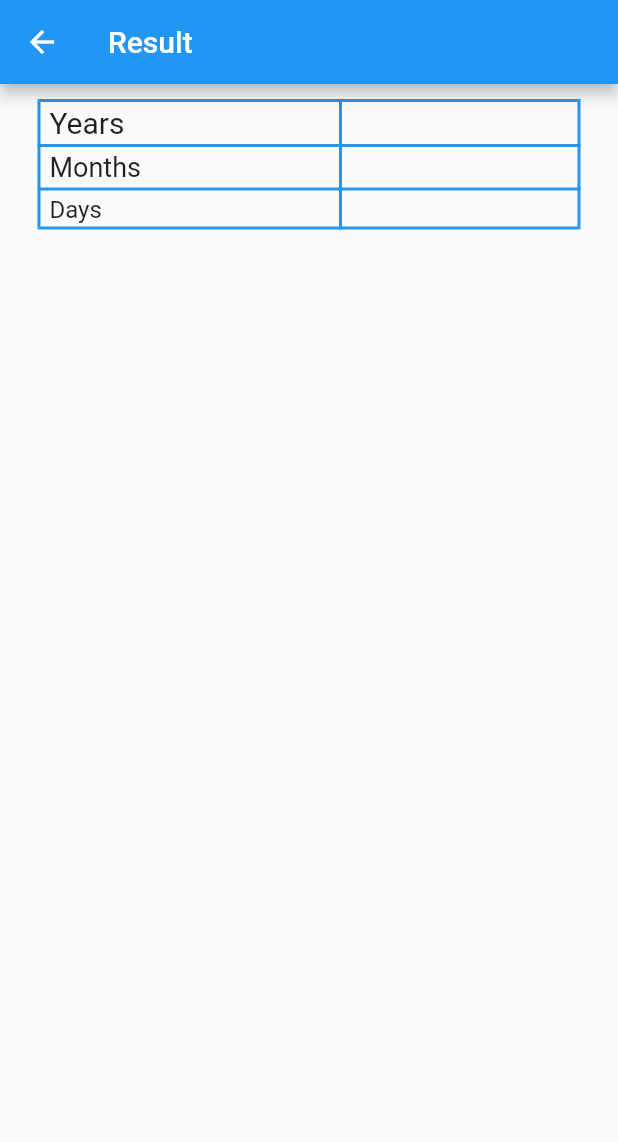
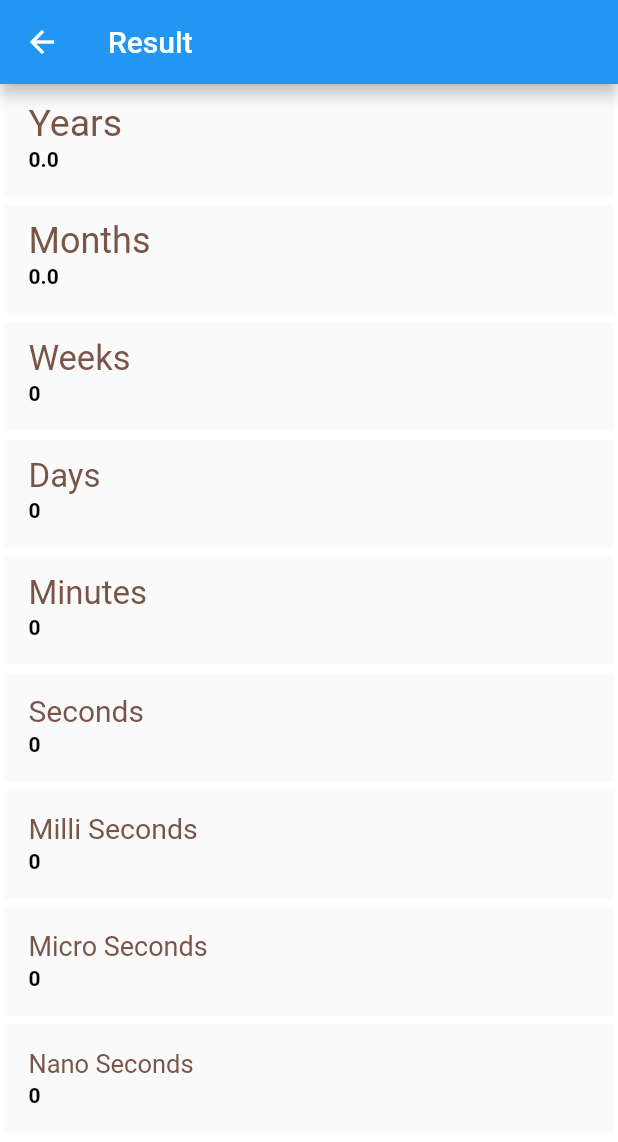
Before and after one commit to osamabuzdar/datecal, a Flutter app: the screen it shows after launch, after a tap on "Calculate", on a phone screen of 412 x 824 dp. Shown: the top 1142 px of the screen. Run offline on Flutter 3.47's test engine with Material 2 defaults, Android fonts, the phone set to English and light mode, and no system bars; our stand-ins replace flutter_holo_date_picker, google_fonts.

Commit message:
27-01-2022

```diff
--- a/lib/main.dart
+++ b/lib/main.dart
@@ -20,6 +20,7 @@ class MyApp extends StatelessWidget {
   Widget build(BuildContext context) {
     return MaterialApp(
         title: 'Date Calculator',
+        debugShowCheckedModeBanner: false,
         theme: ThemeData(
           primarySwatch: Colors.blue,
         ),
--- a/lib/pages/home_page.dart
+++ b/lib/pages/home_page.dart
@@ -1,10 +1,7 @@
-import 'package:datecal/controller/selected_date_controller.dart';
-import 'package:datecal/widgets/calender_menu.dart';
 import 'package:datecal/pages/result_page.dart';
 import 'package:flutter/material.dart';
 import 'package:google_fonts/google_fonts.dart';
 import 'package:intl/intl.dart';
-import 'package:provider/provider.dart';
 
 class HomePage extends StatefulWidget {
   const HomePage({Key? key}) : super(key: key);
@@ -37,7 +34,7 @@ class _HomePageState extends State<HomePage> {
         context: context,
         initialDate: secondDate,
         firstDate: DateTime.now(),
-        lastDate: DateTime(2101));
+        lastDate: DateTime(9101));
     if (picked != null) {
       setState(() {
         secondDate = picked;
@@ -56,7 +53,8 @@ class _HomePageState extends State<HomePage> {
             style: GoogleFonts.ubuntuMono(),
           ),
         ),
-        body: Center(
+        body: SingleChildScrollView(
+          child: Center(
             child: Column(
               mainAxisAlignment: MainAxisAlignment.start,
               children: <Widget>[
@@ -182,6 +180,7 @@ class _HomePageState extends State<HomePage> {
             ),
           ),
         ),
+      ),
     );
   }
 }
--- a/lib/pages/result_page.dart
+++ b/lib/pages/result_page.dart
@@ -1,5 +1,8 @@
+import 'dart:math';
+
 import 'package:flutter/material.dart';
 import 'package:google_fonts/google_fonts.dart';
+import 'package:intl/intl.dart';
 
 class ResultPage extends StatefulWidget {
   const ResultPage({Key? key, required this.endDate, required this.startDate})
@@ -11,17 +14,38 @@ class ResultPage extends StatefulWidget {
 }
 
 class _ResultPageState extends State<ResultPage> {
-  var differenceInDays;
-  var differenceInYears;
-  var differenceInMonths;
+  final numberFormat = NumberFormat.decimalPattern();
+
+  double differenceInYears = 0;
+  double differenceInMonths = 0;
+  String differenceInDays = '';
+  String differenceInHours = '';
+  String differenceInMinutes = '';
+  String differenceInSeconds = '';
+  String differenceInMilliSeconds = '';
+  String differenceInMicroSeconds = '';
+  String differenceInNanoSeconds = '';
   @override
   void initState() {
-    differenceInDays = widget.endDate.difference(widget.startDate).inDays;
     differenceInYears =
         widget.endDate.difference(widget.startDate).inDays / 365;
-    print('difference in days $differenceInDays');
-    print('difference in year ${differenceInYears.floor().toString()}');
-    print('difference in months $differenceInMonths');
+    differenceInMonths =
+        (widget.endDate.difference(widget.startDate).inDays / 365) * 12;
+    differenceInDays =
+        widget.endDate.difference(widget.startDate).inDays.toString();
+    differenceInHours =
+        widget.endDate.difference(widget.startDate).inHours.toString();
+    differenceInMinutes =
+        widget.endDate.difference(widget.startDate).inMinutes.toString();
+    differenceInSeconds =
+        widget.endDate.difference(widget.startDate).inSeconds.toString();
+    differenceInMilliSeconds =
+        widget.endDate.difference(widget.startDate).inMilliseconds.toString();
+    differenceInMicroSeconds =
+        widget.endDate.difference(widget.startDate).inMicroseconds.toString();
+    differenceInNanoSeconds =
+        (widget.endDate.difference(widget.startDate).inMicroseconds * 1000)
+            .toString();
     super.initState();
   }
 
@@ -29,75 +53,98 @@ class _ResultPageState extends State<ResultPage> {
   Widget build(BuildContext context) {
     return SafeArea(
       child: Scaffold(
-          appBar: AppBar(
-            title: Text('Result', style: GoogleFonts.ubuntuMono()),
-          ),
-          body: Column(
-              mainAxisAlignment: MainAxisAlignment.start,
-              crossAxisAlignment: CrossAxisAlignment.stretch,
-              children: <Widget>[
-                const SizedBox(),
-                Padding(
-                    padding: const EdgeInsets.symmetric(
-                        horizontal: 25, vertical: 10),
-                    child: Table(
-                        // ignore: prefer_const_literals_to_create_immutables
-                        columnWidths: {
-                          1: const FixedColumnWidth(160),
-                          2: const FixedColumnWidth(80)
-                        },
-                        border: TableBorder.all(width: 2.0, color: Colors.blue),
-                        children: [
-                          TableRow(children: [
-                            Padding(
-                                padding: const EdgeInsets.only(
-                                    top: 4, left: 8, bottom: 4),
-                                child: Text('Years',
-                                    textAlign: TextAlign.start,
-                                    style:
-                                        GoogleFonts.ubuntuMono(fontSize: 20))),
-                            Padding(
-                                padding:
-                                    const EdgeInsets.only(top: 4, bottom: 4),
-                                child: Text('',
-                                    textAlign: TextAlign.center,
-                                    style: GoogleFonts.ubuntuMono()))
-                          ]),
-                          TableRow(children: [
-                            Padding(
-                                padding: const EdgeInsets.only(
-                                    top: 4, left: 8, bottom: 4),
-                                child: Text('Months',
-                                    textAlign: TextAlign.start,
-                                    style:
-                                        GoogleFonts.ubuntuMono(fontSize: 18))),
-                            Padding(
-                                padding:
-                                    const EdgeInsets.only(top: 4, bottom: 4),
-                                child: Text(''.toString(),
-                                    textAlign: TextAlign.center,
-                                    style: GoogleFonts.ubuntuMono()))
-                          ]),
-                          TableRow(children: [
-                            Padding(
-                                padding: const EdgeInsets.only(
-                                    top: 4, left: 8, bottom: 4),
-                                child: Text('Days',
-                                    textAlign: TextAlign.start,
-                                    style:
-                                        GoogleFonts.ubuntuMono(fontSize: 16))),
-                            Padding(
-                                padding:
-                                    const EdgeInsets.only(top: 4, bottom: 4),
-                                child: Text('',
-                                    textAlign: TextAlign.center,
-                                    style: GoogleFonts.ubuntuMono()))
-                          ]),
-                        ])),
-                Text('',
-                    textAlign: TextAlign.center,
-                    style: GoogleFonts.ubuntuMono()),
-              ])),
+        backgroundColor: Colors.white,
+        appBar: AppBar(
+          title: Text('Result', style: GoogleFonts.ubuntuMono()),
+        ),
+        body: ListView(
+          children: [
+            MyResultWidgetListTile(
+              title: 'Years',
+              subtitle: differenceInYears.toStringAsFixed(1),
+              fontsize: 25,
+            ),
+            MyResultWidgetListTile(
+              title: 'Months',
+              subtitle: differenceInMonths.toStringAsFixed(1),
+              fontsize: 24,
+            ),
+            MyResultWidgetListTile(
+              title: 'Weeks',
+              subtitle: (int.parse(differenceInDays) / 7).toStringAsFixed(0),
+              fontsize: 23,
+            ),
+            MyResultWidgetListTile(
+              title: 'Days',
+              subtitle: numberFormat.format(int.parse(differenceInDays)),
+              fontsize: 22,
+            ),
+            MyResultWidgetListTile(
+              title: 'Minutes',
+              subtitle: numberFormat.format(int.parse(differenceInMinutes)),
+              fontsize: 22,
+            ),
+            MyResultWidgetListTile(
+              title: 'Seconds',
+              subtitle: numberFormat.format(int.parse(differenceInSeconds)),
+              fontsize: 20,
+            ),
+            MyResultWidgetListTile(
+              title: 'Milli Seconds',
+              subtitle:
+                  numberFormat.format(int.parse(differenceInMilliSeconds)),
+              fontsize: 19,
+            ),
+            MyResultWidgetListTile(
+              title: 'Micro Seconds',
+              subtitle:
+                  numberFormat.format(int.parse(differenceInMicroSeconds)),
+              fontsize: 18,
+            ),
+            MyResultWidgetListTile(
+              title: 'Nano Seconds',
+              subtitle: numberFormat.format(int.parse(differenceInNanoSeconds)),
+              fontsize: 17,
+            ),
+          ],
+        ),
+      ),
     );
   }
 }
+
+class MyResultWidgetListTile extends StatelessWidget {
+  const MyResultWidgetListTile({
+    Key? key,
+    required this.title,
+    required this.subtitle,
+    required this.fontsize,
+  }) : super(key: key);
+  final String title;
+  final String subtitle;
+  final double fontsize;
+
+  @override
+  Widget build(BuildContext context) {
+    return Padding(
+      padding: const EdgeInsets.all(3),
+      child: ListTile(
+        tileColor: Colors.grey.shade50,
+        title: Text(
+          title,
+          textAlign: TextAlign.start,
+          style: GoogleFonts.ubuntuMono(
+            fontSize: fontsize,
+            color: Colors.primaries[Random().nextInt(Colors.primaries.length)],
+          ),
+        ),
+        subtitle: Text(
+          subtitle,
+          textAlign: TextAlign.start,
+          style: GoogleFonts.aBeeZee(
+              fontWeight: FontWeight.bold, color: Colors.black),
+        ),
+      ),
+    );
+  }
+}
--- a/lib/widgets/calender_menu.dart
+++ b/lib/widgets/calender_menu.dart
@@ -8,7 +8,8 @@ class CalendarMenu extends StatelessWidget {
   final VoidCallback? onSelect;
   @override
   Widget build(BuildContext context) {
-    var _dateTime = DateTime.now();
+    // ignore: unused_local_variable
+    var dateTime = DateTime.now();
 
     return AlertDialog(
       title: Text('Select Date', style: GoogleFonts.aBeeZee()),
@@ -20,7 +21,7 @@ class CalendarMenu extends StatelessWidget {
             firstDate: DateTime.parse("0000-01-01"),
             lastDate: DateTime.parse("9999-12-31"),
             onChange: (DateTime dateTime, List<int> index) {
-              _dateTime = dateTime;
+              dateTime = dateTime;
             },
             locale: DateTimePickerLocale.pt_br,
             pickerTheme: DateTimePickerTheme(
```
Lines whose indentation alone changed are shown as unchanged.
